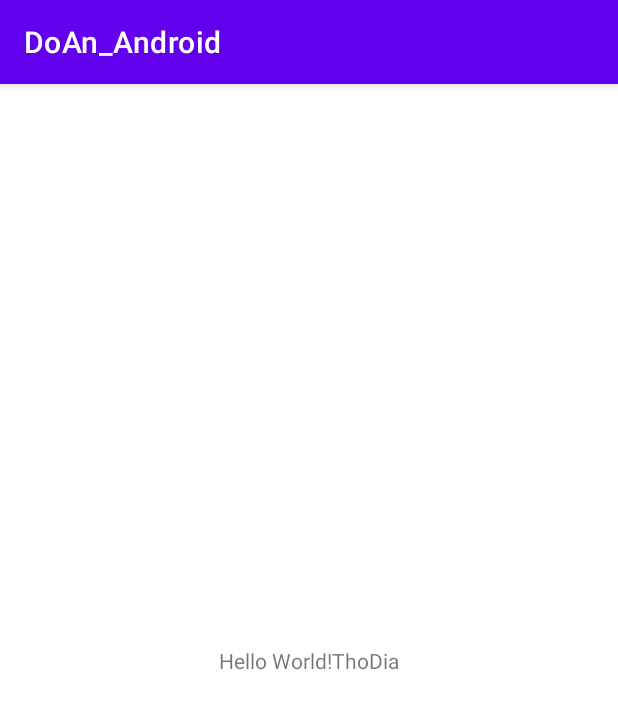
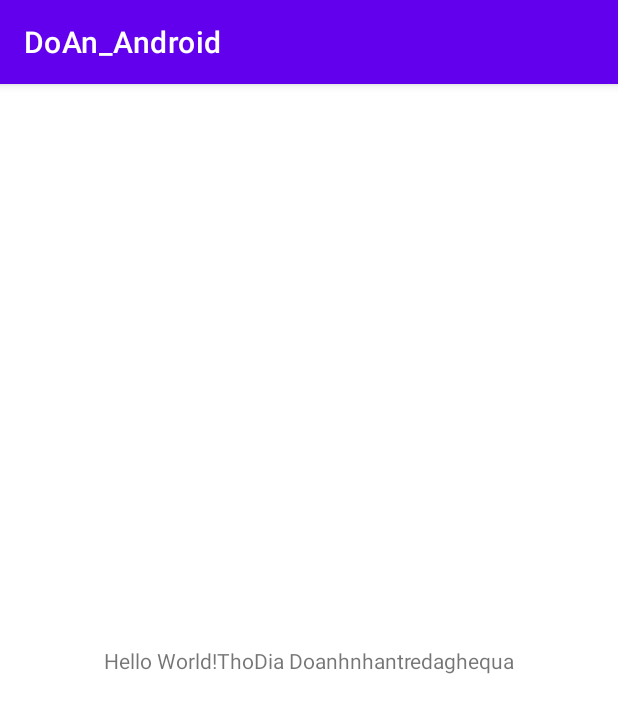
Before and after one commit to tayduasieucuong/DoAn_AndroidStudio, an Android app: the screen it shows after launch (MainActivity), on a phone screen of 412 x 824 dp. Shown: the top 713 px of the screen. Run offline under Robolectric (Android 15) with nearby library versions, the phone set to English and light mode, and no system bars.

Commit message:
Doanhnhantre

```diff
--- a/app/src/main/res/layout/activity_main.xml
+++ b/app/src/main/res/layout/activity_main.xml
@@ -9,7 +9,7 @@
     <TextView
         android:layout_width="wrap_content"
         android:layout_height="wrap_content"
-        android:text="Hello World!ThoDia"
+        android:text="Hello World!ThoDia Doanhnhantredaghequa"
         app:layout_constraintBottom_toBottomOf="parent"
         app:layout_constraintLeft_toLeftOf="parent"
         app:layout_constraintRight_toRightOf="parent"
```
